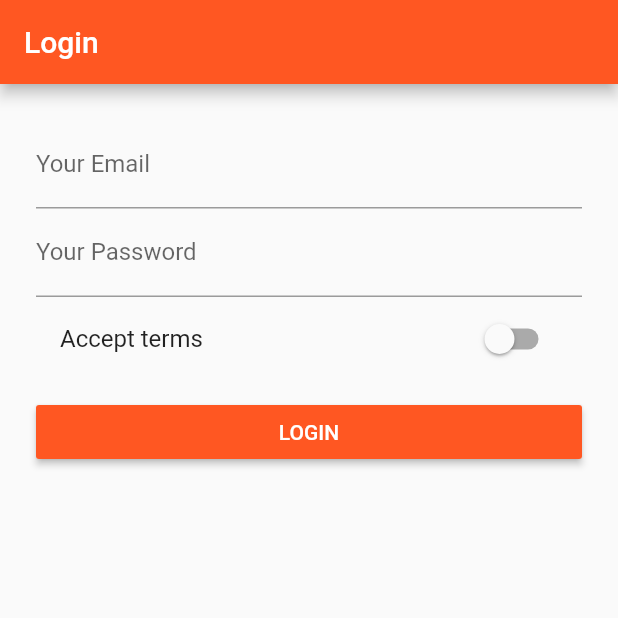
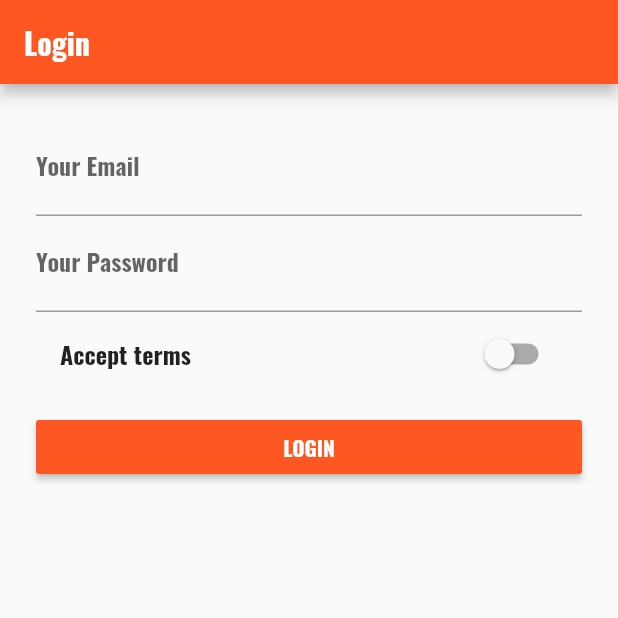
Before and after one commit to AlexKenbo/edu_adv.list-view, a Flutter app: the screen it shows after launch, on a phone screen of 412 x 824 dp, the top half of it. Run offline on Flutter 3.47's test engine with Material 2 defaults, Android fonts, the phone set to English and light mode, and no system bars.

Commit message:
Стилизация текста, добавление шрифта

```diff
--- a/lib/main.dart
+++ b/lib/main.dart
@@ -68,7 +68,8 @@ class _MyAppState extends State<MyApp> {
       theme: ThemeData(
         brightness: Brightness.light,
         primarySwatch: Colors.deepOrange,
-        accentColor: Colors.deepPurple
+        accentColor: Colors.deepPurple,
+        fontFamily: 'Oswald',
       ),
       home: AuthPage(),
     );}
```
Also changed, not shown: lib/products.dart (+8 -1 lines), pubspec.yaml (+7 -6 lines), assets/Oswald-Bold.ttf (added).
